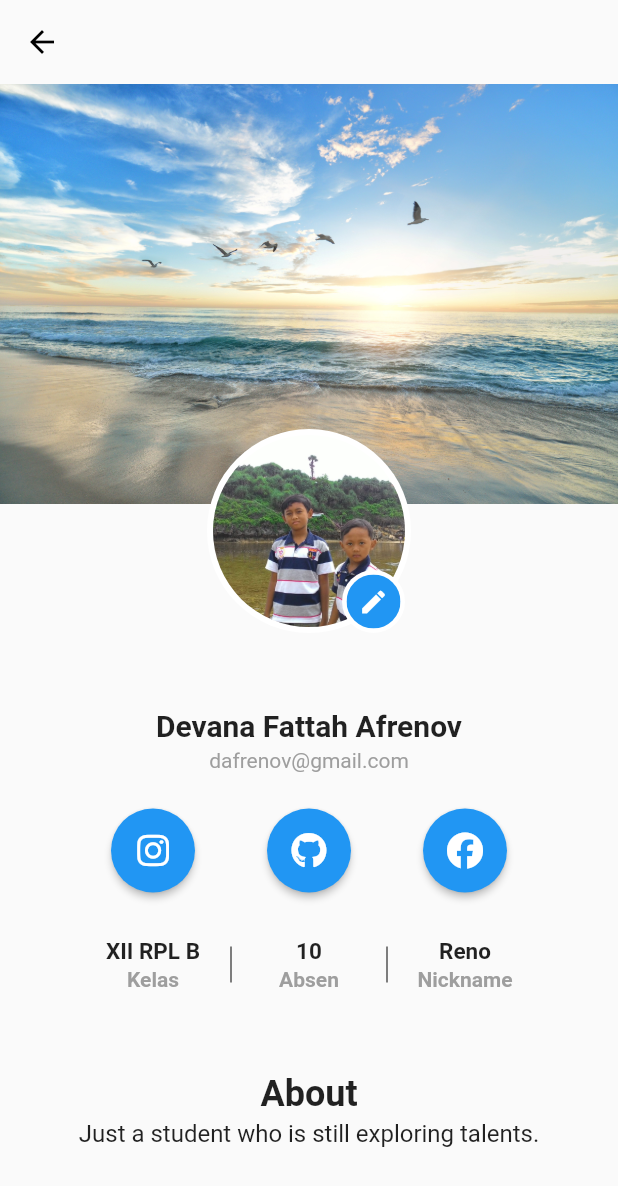
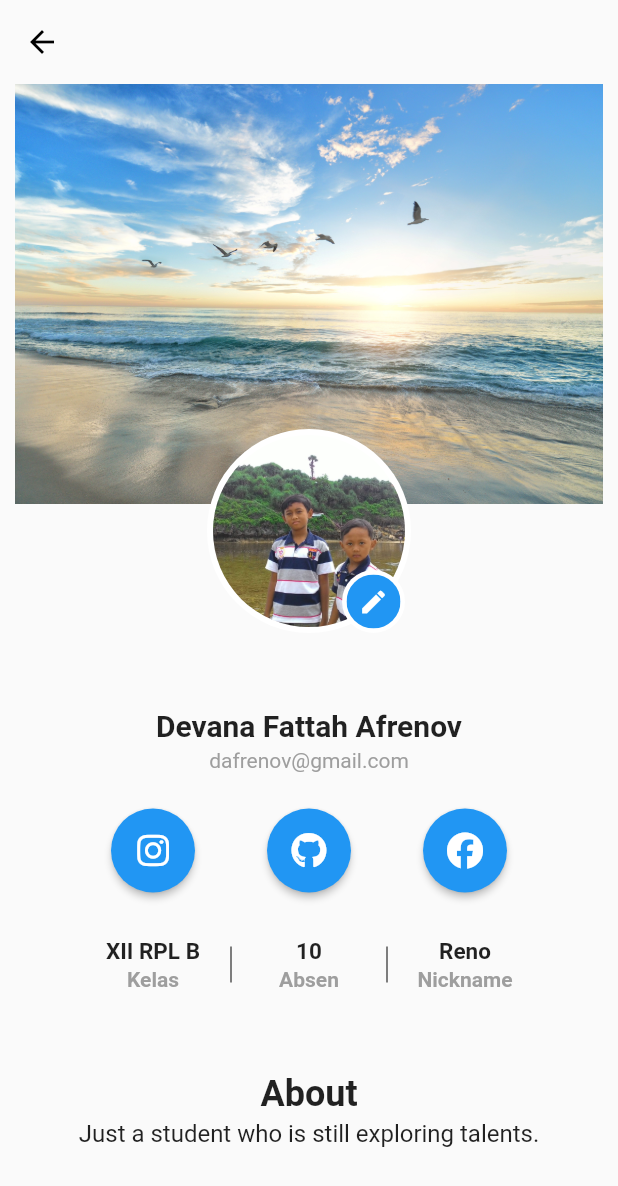
Before and after one commit to DevanaFattah/my_profile_app, a Flutter app: the screen it shows after launch, on a phone screen of 412 x 824 dp. Shown: the top 1186 px of the screen. Run offline on Flutter 3.47's test engine with Material 2 defaults, Android fonts, the light colour scheme and no system bars; our stand-ins replace font_awesome_flutter, shared_preferences.

Commit message:
feat: edit profile page belum selesai

```diff
--- a/lib/main.dart
+++ b/lib/main.dart
@@ -11,6 +11,8 @@ Future main() async {
     DeviceOrientation.portraitDown,
   ]);
 
+  await UserPreferences.init();
+
   runApp(MyApp());
 }
 
@@ -19,7 +21,7 @@ class MyApp extends StatelessWidget {
 
   @override
   Widget build(BuildContext context) {
-    final User user = UserPreferences.myUser;
+    final User user = UserPreferences.getUser();
 
     return MaterialApp(
       debugShowCheckedModeBanner: false,
--- a/lib/models/user.dart
+++ b/lib/models/user.dart
@@ -13,9 +13,48 @@ class User {
     required this.name,
     required this.email,
     required this.about,
-    required this.isDarkMode,
+    this.isDarkMode = false,
     required this.instagramUrl,
     required this.githubUrl,
     required this.facebookUrl
   });
+
+  User clone({
+    String? imagePath,
+    String? name,
+    String? email,
+    String? about,
+    String? instagramUrl,
+    String? githubUrl,
+    String? facebookUrl,
+  }) => User (
+    imagePath: imagePath ?? this.imagePath,
+    name: name ?? this.name,
+    email: email ?? this.email,
+    about: about ?? this.about,
+    instagramUrl: instagramUrl ?? this.instagramUrl,
+    githubUrl: githubUrl ?? this.githubUrl,
+    facebookUrl: facebookUrl ?? this.facebookUrl,
+    isDarkMode: false,
+  );
+
+  Map<String, dynamic> toJson() => {
+    'imagePath': imagePath,
+    'name': name,
+    'email': email,
+    'about': about,
+    'instagramUrl': instagramUrl,
+    'githubUrl': githubUrl,
+    'facebookUrl': facebookUrl,
+  };
+
+  static User fromJson(Map<String, dynamic> json) => User(
+    imagePath: json['imagePath'],
+    name: json['name'],
+    email: json['email'],
+    about: json['about'],
+    instagramUrl: json['instagramUrl'],
+    githubUrl: json['githubUrl'],
+    facebookUrl: json['facebookUrl'],
+  );
 }
--- a/lib/pages/profile_page.dart
+++ b/lib/pages/profile_page.dart
@@ -20,25 +20,39 @@ class ProfilePage extends StatefulWidget {
 class _ProfilePageState extends State<ProfilePage> {
   @override
   Widget build(BuildContext context) {
-    User user = UserPreferences.myUser;
+    User user = UserPreferences.getUser();
 
     return Scaffold(
-      appBar: buildAppBar(context),
-      body: ListView(
+      appBar: buildAppBar(
+        context,
+      ),
+      body: Container(
+        decoration: BoxDecoration(
+          borderRadius: BorderRadius.only(
+            topLeft: Radius.circular(45),
+            topRight: Radius.circular(45),
+          ),
+        ),
+        child: ListView(
           physics: BouncingScrollPhysics(),
           children: [
             Column(
               children: [
-              CoverImage(),
+                Container(
+                  padding: EdgeInsets.symmetric(horizontal: 10),
+                  child: CoverImage(),
+                ),
                 Transform.translate(
                   offset: const Offset(0, -50),
                   child: ProfileWidget(
                       imagePath: '',
-                    onClicked: () {
-                      Navigator.of(context).push(MaterialPageRoute(
-                          builder: (context) => EditProfilePage()
-                        )
+                      onClicked: () async {
+                        await Navigator.of(context).push(
+                          MaterialPageRoute(
+                            builder: (context) => EditProfilePage(),
+                          ),
                         );
+                        setState(() {});
                       }),
                 ),
               ],
@@ -48,7 +62,8 @@ class _ProfilePageState extends State<ProfilePage> {
             Row(
               mainAxisAlignment: MainAxisAlignment.center,
               children: <Widget>[
-              buildSocialButton(FontAwesomeIcons.instagram, user.instagramUrl),
+                buildSocialButton(
+                    FontAwesomeIcons.instagram, user.instagramUrl),
                 buildSocialButton(FontAwesomeIcons.github, user.githubUrl),
                 buildSocialButton(FontAwesomeIcons.facebook, user.facebookUrl),
               ],
@@ -58,6 +73,7 @@ class _ProfilePageState extends State<ProfilePage> {
             const SizedBox(height: 48),
             buildAbout(user),
           ],
+        ),
       ),
     );
   }
--- a/lib/utils/user_preferences.dart
+++ b/lib/utils/user_preferences.dart
@@ -1,6 +1,12 @@
 import 'package:my_profile_app/models/user.dart';
+import 'package:shared_preferences/shared_preferences.dart';
+import 'dart:convert';
 
 class UserPreferences {
+  static late SharedPreferences _preferences;
+
+  static const _keyUser = 'user';
+
   static const myUser = User(
     imagePath:
         'https://images.unsplash.com/photo-1554151228-14d9def656e4?ixid=MnwxMjA3fDB8MHxwaG90by1wYWdlfHx8fGVufDB8fHx8&ixlib=rb-1.2.1&auto=format&fit=crop&w=333&q=80',
@@ -10,5 +16,21 @@ class UserPreferences {
     isDarkMode: false,
     instagramUrl: 'https://www.instagram.com/dvn_fattah',
     githubUrl: 'https://github.com/DevanaFattah',
-      facebookUrl: 'https://www.facebook.com/DevanaFattah');
+    facebookUrl: 'https://www.facebook.com/DevanaFattah',
+  );
+
+  static Future init() async =>
+    _preferences = await SharedPreferences.getInstance();
+
+  static Future setUser(User user) async {
+    final String json = jsonEncode(user.toJson());
+
+    await _preferences.setString(_keyUser, json);
   }
+
+  static User getUser() {
+    final json = _preferences.getString(_keyUser);
+
+    return json == null ? myUser : User.fromJson(jsonDecode(json));
+  }
+}
--- a/lib/widgets/button_widget.dart
+++ b/lib/widgets/button_widget.dart
@@ -3,11 +3,13 @@ import 'package:flutter/material.dart';
 class ButtonWidget extends StatelessWidget {
   final String text;
   final VoidCallback onClicked;
+  final double horizontal;
 
   const ButtonWidget({
     Key? key,
     required this.text,
     required this.onClicked,
+    this.horizontal = 32,
   }) : super(key: key);
 
   @override
@@ -16,8 +18,8 @@ class ButtonWidget extends StatelessWidget {
       shape: StadiumBorder(),
       foregroundColor: Colors.white,
       padding: EdgeInsets.symmetric(
-        horizontal: 32,
-        vertical: 12
+        horizontal: horizontal,
+        vertical: 12,
       ),
     ),
     child: Text(text),
--- a/lib/widgets/text_field_widget.dart
+++ b/lib/widgets/text_field_widget.dart
@@ -3,14 +3,14 @@ import 'package:flutter/material.dart';
 class TextFieldWidget extends StatefulWidget {
   final String label;
   final String text;
-  final VoidCallback onChange;
+  final ValueChanged<String> onChanged;
   final int maxLine;
 
   const TextFieldWidget(
       {Key? key,
       required this.label,
       required this.text,
-      required this.onChange,
+      required this.onChanged,
       this.maxLine = 1})
       : super(key: key);
 
@@ -54,6 +54,7 @@ class _TextFieldWidgetState extends State<TextFieldWidget> {
               ),
             ),
             maxLines: widget.maxLine,
+            onChanged: widget.onChanged,
           ),
         ],
       );
```
Also changed, not shown: lib/pages/edit_profile_page.dart (+18 -6 lines). Lines whose indentation alone changed are shown as unchanged.
